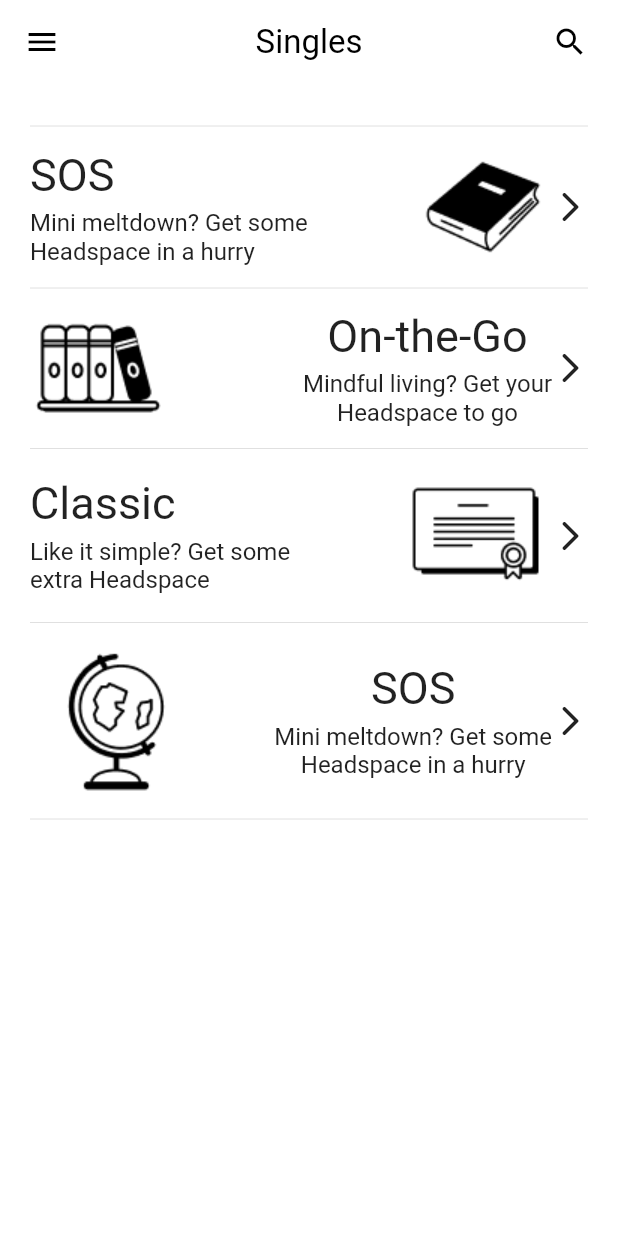
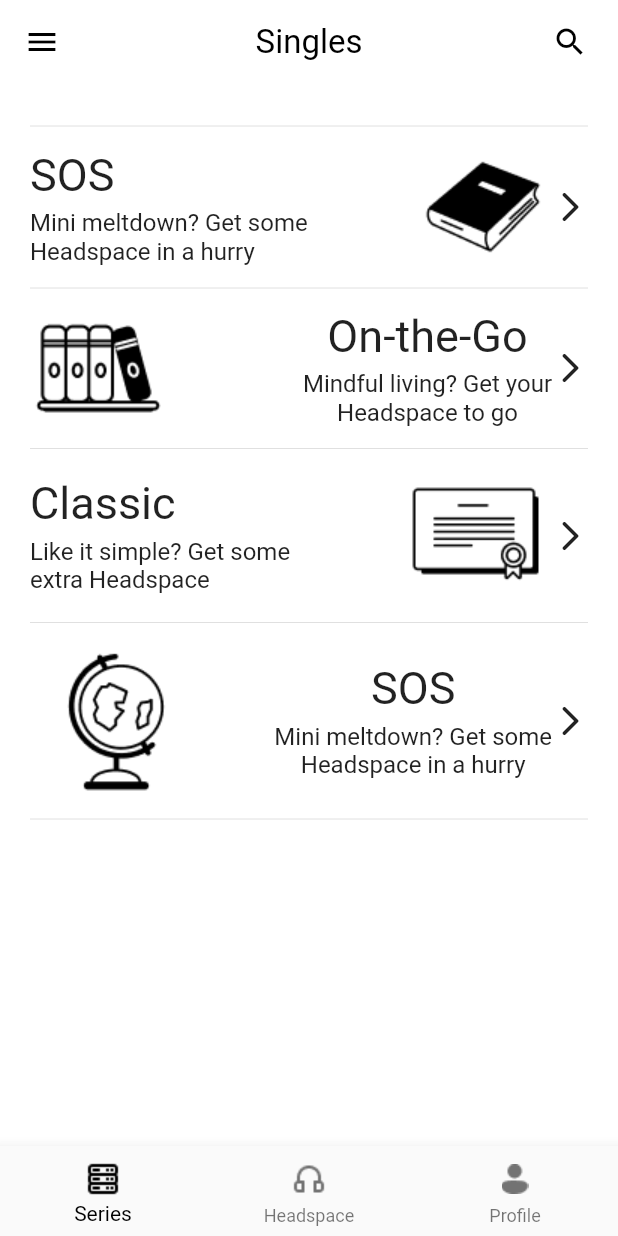
Before and after one commit to MorgueMorg/Neobis-UI-Apps, a Flutter app: the SinglesApp screen opened by its route, on a phone screen of 412 x 824 dp. Run offline on Flutter 3.47's test engine with Material 2 defaults, Android fonts, the phone set to English and light mode, and no system bars.

Commit message:
Finished footer in singles :ghost:

```diff
--- a/lib/apps/singles_app.dart
+++ b/lib/apps/singles_app.dart
@@ -1,7 +1,19 @@
 import 'package:flutter/material.dart';
 
+class SinglesApp extends StatefulWidget {
+  @override
+  State<SinglesApp> createState() => _MyHomePageState();
+}
+
 /* Во фрейме в фигме четко указано что это 11 айфон, поэтому верстал под его эмулятор */
-class SinglesApp extends StatelessWidget {
+class _MyHomePageState extends State <SinglesApp> {
+  int _selectedIndex = 0;
+  void _changeIndex(int index) {
+    setState(() {
+      _selectedIndex = index;
+    });
+  }
+
   @override
   Widget build(BuildContext context) {
     return Scaffold(
@@ -161,6 +173,35 @@ class SinglesApp extends StatelessWidget {
           ],
         ),
       ),
+      bottomNavigationBar: BottomNavigationBar(
+        iconSize: 30,
+        backgroundColor: Colors.grey.shade50,
+        showSelectedLabels: true,
+        showUnselectedLabels: true,
+        items: const <BottomNavigationBarItem>[
+          BottomNavigationBarItem(
+            icon: ImageIcon(
+              AssetImage("assets/singlesImages/Series.png"),
+            ),
+            label: 'Series'
+          ),
+          BottomNavigationBarItem(
+            icon: ImageIcon(
+              AssetImage("assets/singlesImages/Headphone.png"),
+            ),
+            label: 'Headspace'
+          ),
+          BottomNavigationBarItem(
+            icon: ImageIcon(
+              AssetImage("assets/financeImages/account.png"),
+            ),
+            label: 'Profile'
+          ),
+        ],
+        selectedItemColor: Colors.black,
+        currentIndex: _selectedIndex,
+        onTap: _changeIndex,
+      ),
     );
   }
 }
```
